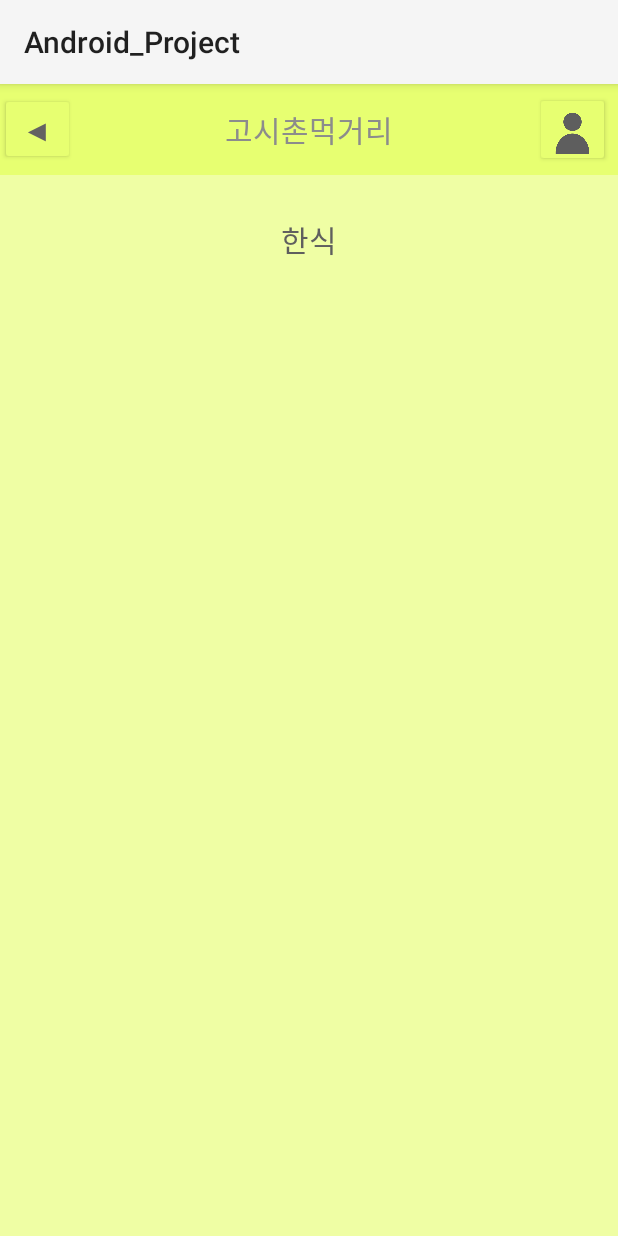
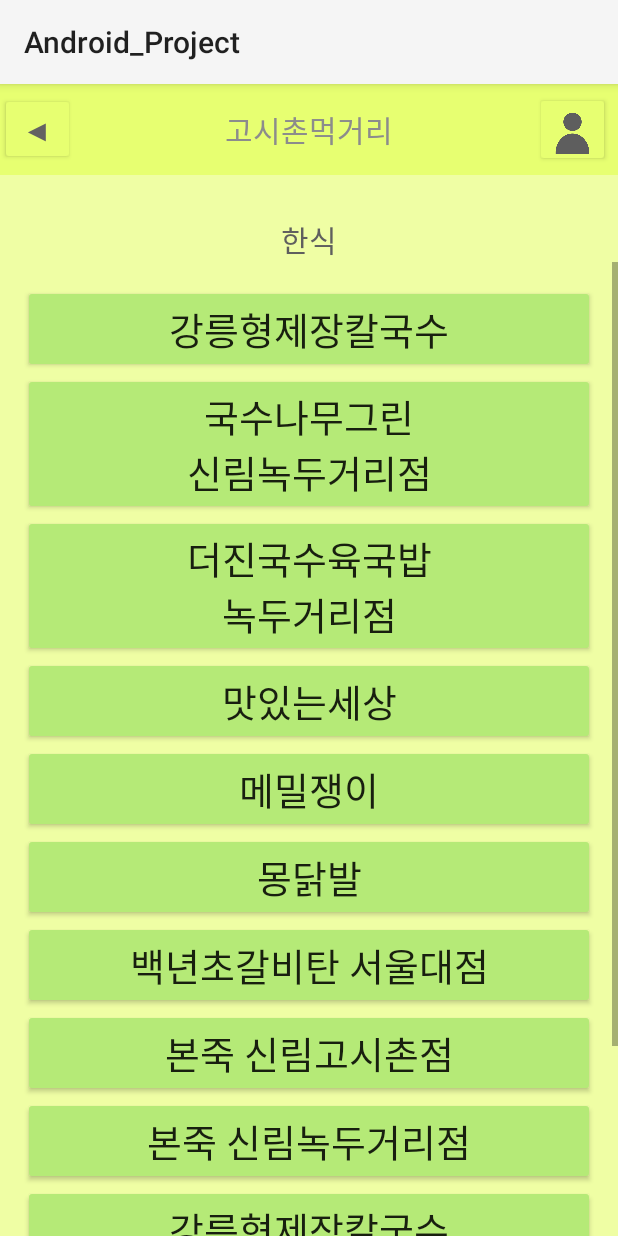
Before and after one commit to c04nh/Android_Project, an Android app: the Korean screen opened directly, with no data from a screen before it, on a phone screen of 412 x 824 dp. Run offline under Robolectric (Android 15) with nearby library versions, the phone set to English and light mode, and no system bars.

Commit message:
Edit activity_korean.xml(ScrollView 추가) Commit

```diff
--- a/app/src/main/res/layout/activity_korean.xml
+++ b/app/src/main/res/layout/activity_korean.xml
@@ -49,4 +49,122 @@
         android:textSize="20dp"
         android:textColor="#5F5F5E"
         android:text="@string/f1"/>
+    <ScrollView
+        android:layout_width="match_parent"
+        android:layout_height="match_parent">
+        <LinearLayout
+            android:layout_width="match_parent"
+            android:layout_height="match_parent"
+            android:padding="15dp"
+            android:orientation="vertical">
+            <Button
+                android:layout_width="match_parent"
+                android:layout_height="wrap_content"
+                android:fontFamily="@font/typo_ssangmundongb"
+                android:textSize="25dp"
+                android:backgroundTint="#B5EA77"
+                android:paddingTop="10dp"
+                android:paddingBottom="10dp"
+                android:text="강릉형제장칼국수"/>
+            <Button
+                android:layout_width="match_parent"
+                android:layout_height="wrap_content"
+                android:fontFamily="@font/typo_ssangmundongb"
+                android:textSize="25dp"
+                android:backgroundTint="#B5EA77"
+                android:paddingTop="10dp"
+                android:paddingBottom="10dp"
+                android:text="국수나무그린\n신림녹두거리점"/>
+            <Button
+                android:layout_width="match_parent"
+                android:layout_height="wrap_content"
+                android:fontFamily="@font/typo_ssangmundongb"
+                android:textSize="25dp"
+                android:backgroundTint="#B5EA77"
+                android:paddingTop="10dp"
+                android:paddingBottom="10dp"
+                android:text="더진국수육국밥\n녹두거리점"/>
+            <Button
+                android:layout_width="match_parent"
+                android:layout_height="wrap_content"
+                android:fontFamily="@font/typo_ssangmundongb"
+                android:textSize="25dp"
+                android:backgroundTint="#B5EA77"
+                android:paddingTop="10dp"
+                android:paddingBottom="10dp"
+                android:text="맛있는세상"/>
+            <Button
+                android:layout_width="match_parent"
+                android:layout_height="wrap_content"
+                android:fontFamily="@font/typo_ssangmundongb"
+                android:textSize="25dp"
+                android:backgroundTint="#B5EA77"
+                android:paddingTop="10dp"
+                android:paddingBottom="10dp"
+                android:text="메밀쟁이"/>
+            <Button
+                android:layout_width="match_parent"
+                android:layout_height="wrap_content"
+                android:fontFamily="@font/typo_ssangmundongb"
+                android:textSize="25dp"
+                android:backgroundTint="#B5EA77"
+                android:paddingTop="10dp"
+                android:paddingBottom="10dp"
+                android:text="몽닭발"/>
+            <Button
+                android:layout_width="match_parent"
+                android:layout_height="wrap_content"
+                android:fontFamily="@font/typo_ssangmundongb"
+                android:textSize="25dp"
+                android:backgroundTint="#B5EA77"
+                android:paddingTop="10dp"
+                android:paddingBottom="10dp"
+                android:text="백년초갈비탄 서울대점"/>
+            <Button
+                android:layout_width="match_parent"
+                android:layout_height="wrap_content"
+                android:fontFamily="@font/typo_ssangmundongb"
+                android:textSize="25dp"
+                android:backgroundTint="#B5EA77"
+                android:paddingTop="10dp"
+                android:paddingBottom="10dp"
+                android:text="본죽 신림고시촌점"/>
+            <Button
+                android:layout_width="match_parent"
+                android:layout_height="wrap_content"
+                android:fontFamily="@font/typo_ssangmundongb"
+                android:textSize="25dp"
+                android:backgroundTint="#B5EA77"
+                android:paddingTop="10dp"
+                android:paddingBottom="10dp"
+                android:text="본죽 신림녹두거리점"/>
+            <Button
+                android:layout_width="match_parent"
+                android:layout_height="wrap_content"
+                android:fontFamily="@font/typo_ssangmundongb"
+                android:textSize="25dp"
+                android:backgroundTint="#B5EA77"
+                android:paddingTop="10dp"
+                android:paddingBottom="10dp"
+                android:text="강릉형제장칼국수"/>
+            <Button
+                android:layout_width="match_parent"
+                android:layout_height="wrap_content"
+                android:fontFamily="@font/typo_ssangmundongb"
+                android:textSize="25dp"
+                android:backgroundTint="#B5EA77"
+                android:paddingTop="10dp"
+                android:paddingBottom="10dp"
+                android:text="강릉형제장칼국수"/>
+            <Button
+                android:layout_width="match_parent"
+                android:layout_height="wrap_content"
+                android:fontFamily="@font/typo_ssangmundongb"
+                android:textSize="25dp"
+                android:backgroundTint="#B5EA77"
+                android:paddingTop="10dp"
+                android:paddingBottom="10dp"
+                android:text="강릉형제장칼국수"/>
+        </LinearLayout>
+    </ScrollView>
 </LinearLayout>
```
